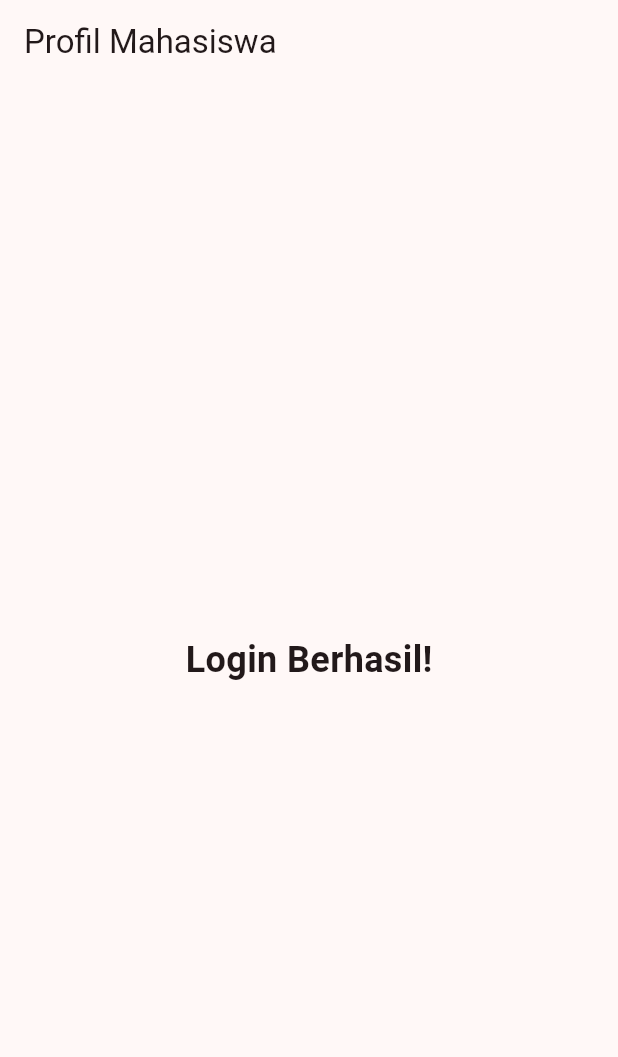
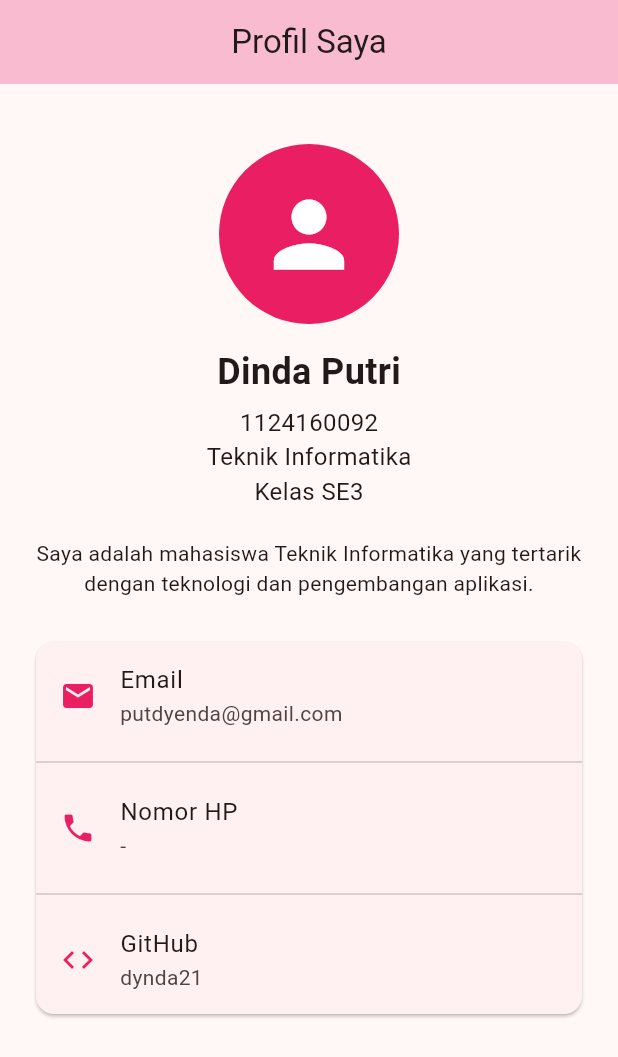
Before and after one commit to dynda21/soal2-profil-app, a Flutter app: the ProfilePage screen opened directly, on a phone screen of 412 x 824 dp. Shown: the top 1057 px of the screen. Run offline on Flutter 3.47's test engine with Material 3 defaults, Android fonts, the phone set to English and light mode, and no system bars.

Commit message:
tahap 5: membuat halaman profil mahasiswa

```diff
--- a/lib/screens/profile_page.dart
+++ b/lib/screens/profile_page.dart
@@ -6,11 +6,78 @@ class ProfilePage extends StatelessWidget {
   @override
   Widget build(BuildContext context) {
     return Scaffold(
-      appBar: AppBar(title: const Text('Profil Mahasiswa')),
-      body: const Center(
-        child: Text(
-          'Login Berhasil!',
-          style: TextStyle(fontSize: 24, fontWeight: FontWeight.bold),
+      appBar: AppBar(
+        title: const Text('Profil Saya'),
+        centerTitle: true,
+        backgroundColor: Colors.pink[100],
+      ),
+
+      body: SingleChildScrollView(
+        padding: const EdgeInsets.all(20),
+
+        child: Column(
+          children: [
+            const SizedBox(height: 20),
+
+            const CircleAvatar(
+              radius: 60,
+              backgroundColor: Colors.pink,
+              child: Icon(Icons.person, size: 70, color: Colors.white),
+            ),
+
+            const SizedBox(height: 15),
+
+            const Text(
+              'Dinda Putri',
+              style: TextStyle(fontSize: 24, fontWeight: FontWeight.bold),
+            ),
+
+            const SizedBox(height: 5),
+
+            const Text('1124160092', style: TextStyle(fontSize: 16)),
+
+            const Text('Teknik Informatika', style: TextStyle(fontSize: 16)),
+
+            const Text('Kelas SE3', style: TextStyle(fontSize: 16)),
+
+            const SizedBox(height: 20),
+
+            const Text(
+              'Saya adalah mahasiswa Teknik Informatika '
+              'yang tertarik dengan teknologi dan pengembangan aplikasi.',
+              textAlign: TextAlign.center,
+            ),
+
+            const SizedBox(height: 25),
+
+            Card(
+              child: Column(
+                children: [
+                  const ListTile(
+                    leading: Icon(Icons.email, color: Colors.pink),
+                    title: Text('Email'),
+                    subtitle: Text('putdyenda@gmail.com'),
+                  ),
+
+                  const Divider(),
+
+                  const ListTile(
+                    leading: Icon(Icons.phone, color: Colors.pink),
+                    title: Text('Nomor HP'),
+                    subtitle: Text('-'),
+                  ),
+
+                  const Divider(),
+
+                  const ListTile(
+                    leading: Icon(Icons.code, color: Colors.pink),
+                    title: Text('GitHub'),
+                    subtitle: Text('dynda21'),
+                  ),
+                ],
+              ),
+            ),
+          ],
         ),
       ),
     );
```
